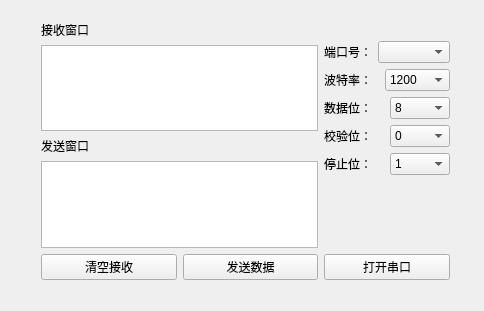
This is SerialPort/mainwindow.ui in shuanglengyunji/SerialPort as Qt 5 draws it before an edit. The edited form follows.
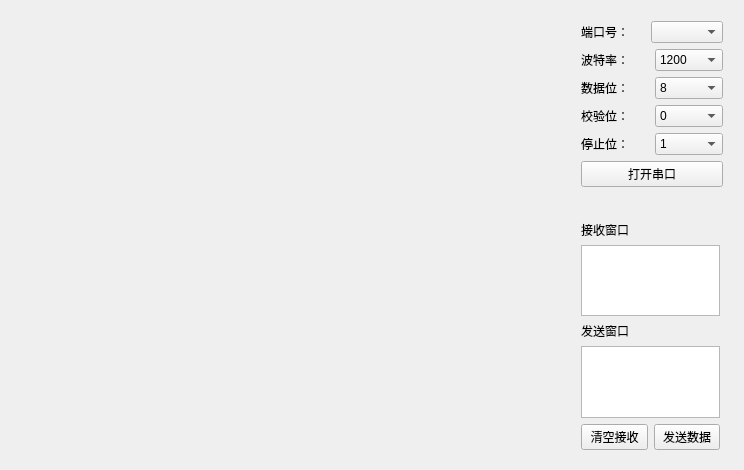
This is the edited form.

Commit message: 更改UI，构造地面站布局

The edit to the form file:
```diff
--- a/SerialPort/mainwindow.ui
+++ b/SerialPort/mainwindow.ui
@@ -6,8 +6,8 @@
    <rect>
     <x>0</x>
     <y>0</y>
-    <width>484</width>
-    <height>311</height>
+    <width>744</width>
+    <height>470</height>
    </rect>
   </property>
   <property name="windowTitle">
@@ -17,10 +17,10 @@
    <widget class="QWidget" name="layoutWidget">
     <property name="geometry">
      <rect>
-      <x>30</x>
-      <y>10</y>
-      <width>431</width>
-      <height>281</height>
+      <x>570</x>
+      <y>210</y>
+      <width>161</width>
+      <height>251</height>
      </rect>
     </property>
     <layout class="QHBoxLayout" name="horizontalLayout_7">
@@ -66,17 +66,18 @@
        </item>
       </layout>
      </item>
-     <item>
-      <layout class="QVBoxLayout" name="verticalLayout_2">
-       <item>
+    </layout>
+   </widget>
+   <widget class="QWidget" name="">
+    <property name="geometry">
+     <rect>
+      <x>570</x>
+      <y>10</y>
+      <width>164</width>
+      <height>191</height>
+     </rect>
+    </property>
         <layout class="QVBoxLayout" name="verticalLayout_3">
-         <item>
-          <widget class="QLabel" name="label_8">
-           <property name="text">
-            <string/>
-           </property>
-          </widget>
-         </item>
          <item>
           <layout class="QHBoxLayout" name="horizontalLayout_2">
            <item>
@@ -196,21 +197,6 @@
            </item>
           </layout>
          </item>
-        </layout>
-       </item>
-       <item>
-        <spacer name="verticalSpacer">
-         <property name="orientation">
-          <enum>Qt::Vertical</enum>
-         </property>
-         <property name="sizeHint" stdset="0">
-          <size>
-           <width>20</width>
-           <height>68</height>
-          </size>
-         </property>
-        </spacer>
-       </item>
        <item>
         <widget class="QPushButton" name="openButton">
          <property name="text">
@@ -219,9 +205,11 @@
         </widget>
        </item>
       </layout>
-     </item>
-    </layout>
    </widget>
+   <zorder>layoutWidget</zorder>
+   <zorder></zorder>
+   <zorder></zorder>
+   <zorder>sendButton</zorder>
   </widget>
  </widget>
  <layoutdefault spacing="6" margin="11"/>
```
Lines whose indentation alone changed are shown as unchanged.
